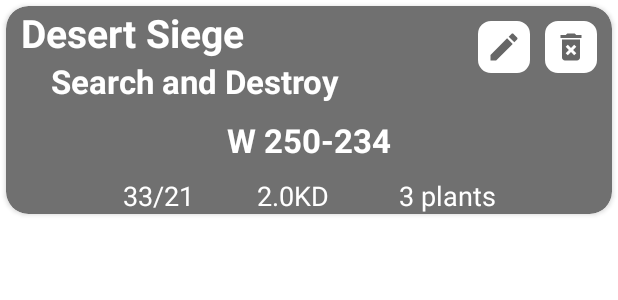
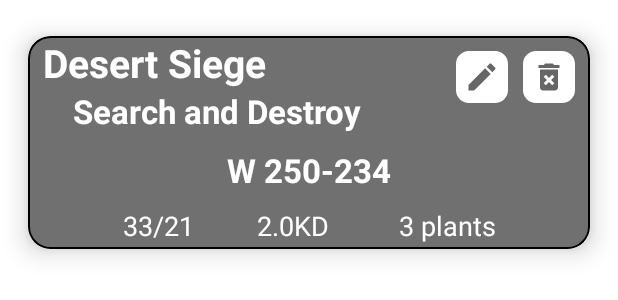
Before and after one commit to robbiebrush/CODAssistantAndroid, an Android app: the layout matches_recycler_row.xml on its own in the app's theme, with its tools: preview values and no code run, on a phone screen of 412 x 824 dp. Shown: the top 300 px of the screen. Run offline under Robolectric (Android 15) with nearby library versions, the phone set to English and light mode, and no system bars; network calls fail; Roboto replaces fonts that are not available here.

Commit message:
Edited cardview styles

```diff
--- a/app/src/main/res/layout/matches_recycler_row.xml
+++ b/app/src/main/res/layout/matches_recycler_row.xml
@@ -1,10 +1,15 @@
 <?xml version="1.0" encoding="utf-8"?>
-<androidx.cardview.widget.CardView xmlns:android="http://schemas.android.com/apk/res/android"
+<com.google.android.material.card.MaterialCardView
+    app:cardUseCompatPadding="true"
+    xmlns:android="http://schemas.android.com/apk/res/android"
     xmlns:app="http://schemas.android.com/apk/res-auto"
     android:layout_width="match_parent"
     android:layout_height="wrap_content"
     android:layout_margin="4dp"
     app:cardBackgroundColor="@color/matches_color"
+    app:cardElevation="10dp"
+    app:strokeWidth="1dp"
+    app:strokeColor="@color/black"
     android:orientation="vertical"
     app:cardCornerRadius="15dp">
 
@@ -63,7 +68,8 @@
             android:textSize="@dimen/body_text"
             android:gravity="center"
             android:textAlignment="center"
-            android:textColor="@color/white"/>
+            android:textColor="@color/white"
+            android:paddingBottom="3dp"/>
 
         <ImageView
             android:id="@+id/deleteImg"
@@ -90,4 +96,4 @@
             android:layout_margin="10dp"
             app:srcCompat="@drawable/ic_baseline_mode_edit_24" />
     </androidx.constraintlayout.widget.ConstraintLayout>
-</androidx.cardview.widget.CardView>
+</com.google.android.material.card.MaterialCardView>
```
Also changed, not shown: app/src/main/res/layout/fragment_stats.xml (+6 -2 lines).
